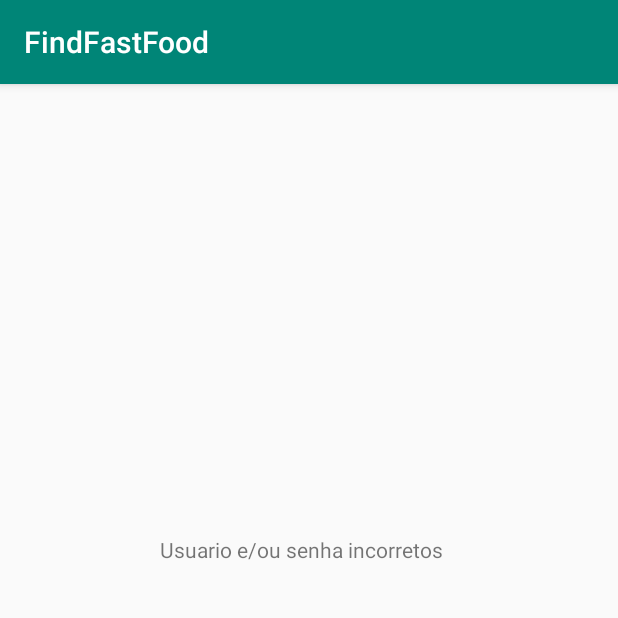
After one commit to ParzivalMarcos/FindFastFoodDefinitivo, an Android app: the TelaPrincipal screen opened directly, with no data from a screen before it, on a phone screen of 412 x 824 dp, the top half of it. The commit adds this screen. Run offline under Robolectric (Android 15) with nearby library versions, the phone set to English and light mode, and no system bars; 3 statements that could not run were skipped.

Commit message:
Ajuste erro no login

```diff
--- a/app/src/main/AndroidManifest.xml
+++ b/app/src/main/AndroidManifest.xml
@@ -9,6 +9,7 @@
         android:roundIcon="@mipmap/ic_launcher_round"
         android:supportsRtl="true"
         android:theme="@style/AppTheme">
+        <activity android:name=".TelaPrincipal"></activity>
         <activity android:name=".MainActivity">
             <intent-filter>
                 <action android:name="android.intent.action.MAIN" />
--- /dev/null
+++ b/app/src/main/java/com/example/findfastfood/TelaPrincipal.java
@@ -0,0 +1,32 @@
+package com.example.findfastfood;
+
+import androidx.appcompat.app.AppCompatActivity;
+
+import android.content.Intent;
+import android.os.Bundle;
+import android.widget.TextView;
+
+public class TelaPrincipal extends AppCompatActivity {
+
+    TextView txtBemVindo;
+
+    @Override
+    protected void onCreate(Bundle savedInstanceState) {
+        super.onCreate(savedInstanceState);
+        setContentView(R.layout.activity_tela_principal);
+        this.txtBemVindo = findViewById(R.id.txtBemVindo);
+
+        Intent it = getIntent();
+        String login = it.getExtras().getString("login");
+        String senha = it.getExtras().getString("senha");
+
+
+        if (login.equals("admin") && senha.equals("admin")){
+            this.txtBemVindo.setText("Usuario aprovado!!!");
+        }else{
+            this.txtBemVindo.setText("Usuario e/ou senha incorretos");
+        }
+
+
+    }
+}
--- /dev/null
+++ b/app/src/main/res/layout/activity_tela_principal.xml
@@ -0,0 +1,21 @@
+<?xml version="1.0" encoding="utf-8"?>
+<androidx.constraintlayout.widget.ConstraintLayout xmlns:android="http://schemas.android.com/apk/res/android"
+    xmlns:app="http://schemas.android.com/apk/res-auto"
+    xmlns:tools="http://schemas.android.com/tools"
+    android:layout_width="match_parent"
+    android:layout_height="match_parent"
+    tools:context=".TelaPrincipal">
+
+    <TextView
+        android:id="@+id/txtBemVindo"
+        android:layout_width="wrap_content"
+        android:layout_height="wrap_content"
+        android:layout_marginStart="171dp"
+        android:layout_marginTop="218dp"
+        android:layout_marginEnd="182dp"
+        android:layout_marginBottom="366dp"
+        app:layout_constraintBottom_toBottomOf="parent"
+        app:layout_constraintEnd_toEndOf="parent"
+        app:layout_constraintStart_toStartOf="parent"
+        app:layout_constraintTop_toTopOf="parent" />
+</androidx.constraintlayout.widget.ConstraintLayout>
```
Also changed, not shown: app/src/main/java/com/example/findfastfood/MainActivity.java (+4 -8 lines), app/src/main/res/layout/activity_main.xml (+0 -12 lines).
